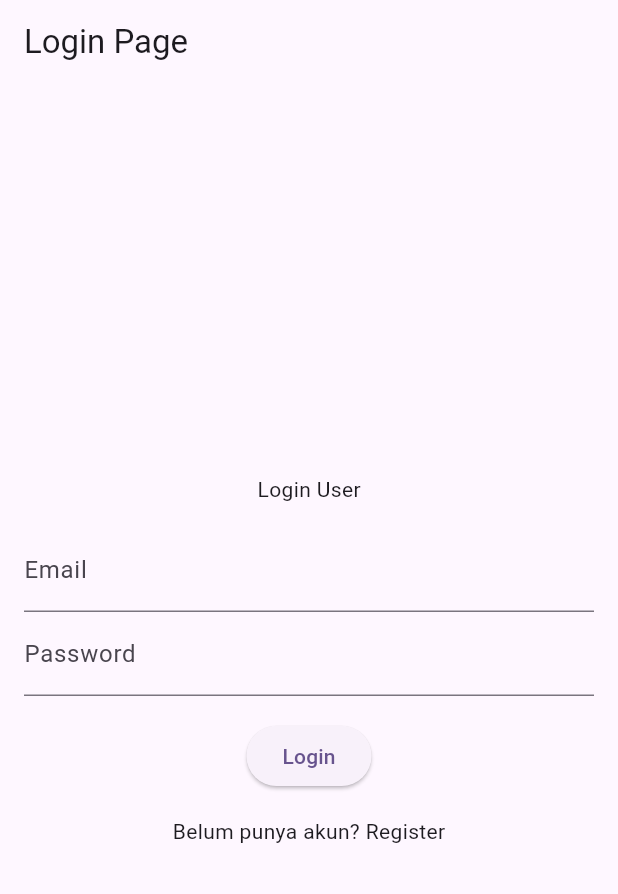
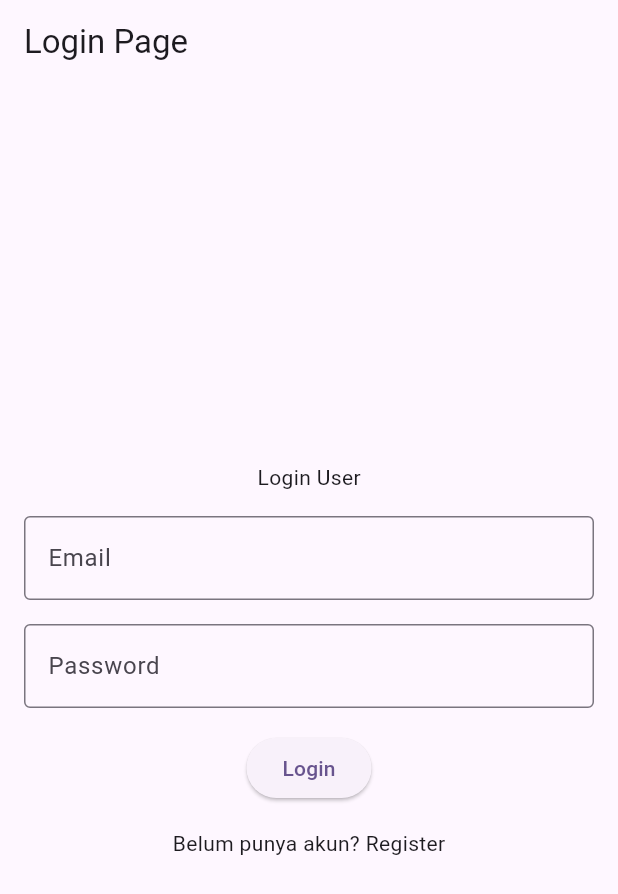
Before and after one commit to rachmadyassera/fic5_ecatalog, a Flutter app: the screen it shows after launch, on a phone screen of 412 x 824 dp. Shown: the top 894 px of the screen. Run offline on Flutter 3.47's test engine with Material 3 defaults, Android fonts, the phone set to English and light mode, and no system bars; our stand-ins replace bloc, dartz, flutter_bloc, shared_preferences.

Commit message:
mebuat decoration text field dengan border pada halaman login show dialog add dan update

```diff
--- a/lib/presentation/login_page.dart
+++ b/lib/presentation/login_page.dart
@@ -66,12 +66,17 @@ class _LoginPageState extends State<LoginPage> {
             ),
             TextField(
               controller: emailController,
-              decoration: const InputDecoration(labelText: 'Email'),
+              decoration: const InputDecoration(
+                  labelText: 'Email', border: OutlineInputBorder()),
+            ),
+            const SizedBox(
+              height: 16,
             ),
             TextField(
               obscureText: true,
               controller: passwordController,
-              decoration: const InputDecoration(labelText: 'Password'),
+              decoration: const InputDecoration(
+                  labelText: 'Password', border: OutlineInputBorder()),
             ),
             const SizedBox(
               height: 16,
```
Also changed, not shown: lib/presentation/home_page.dart (+18 -6 lines).
